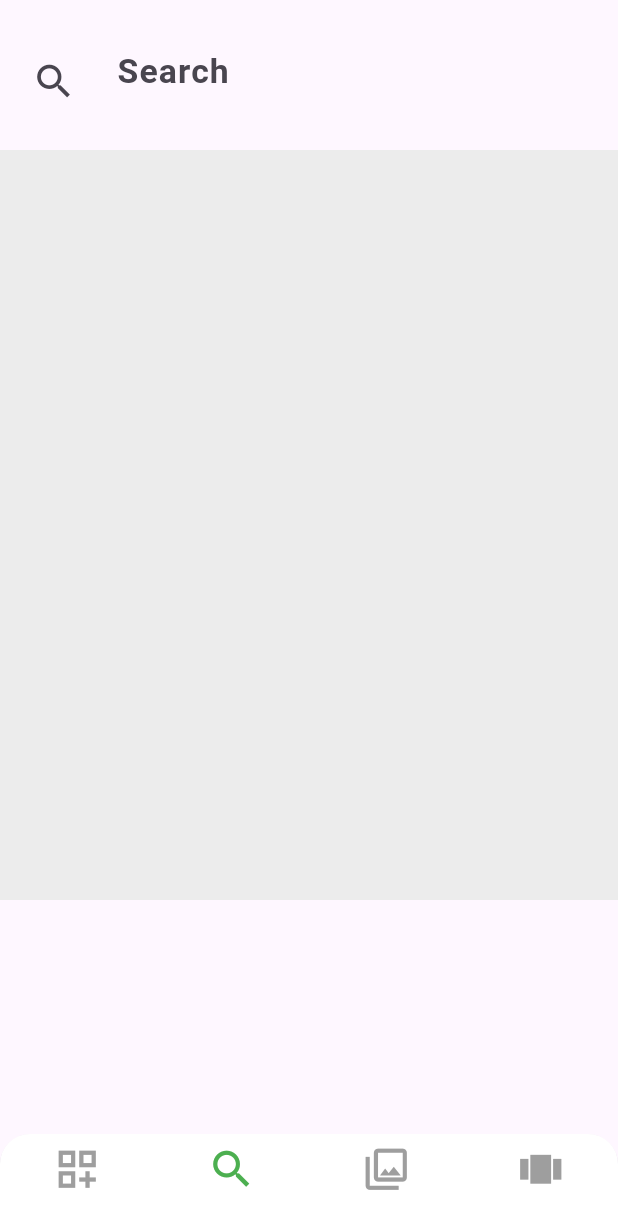
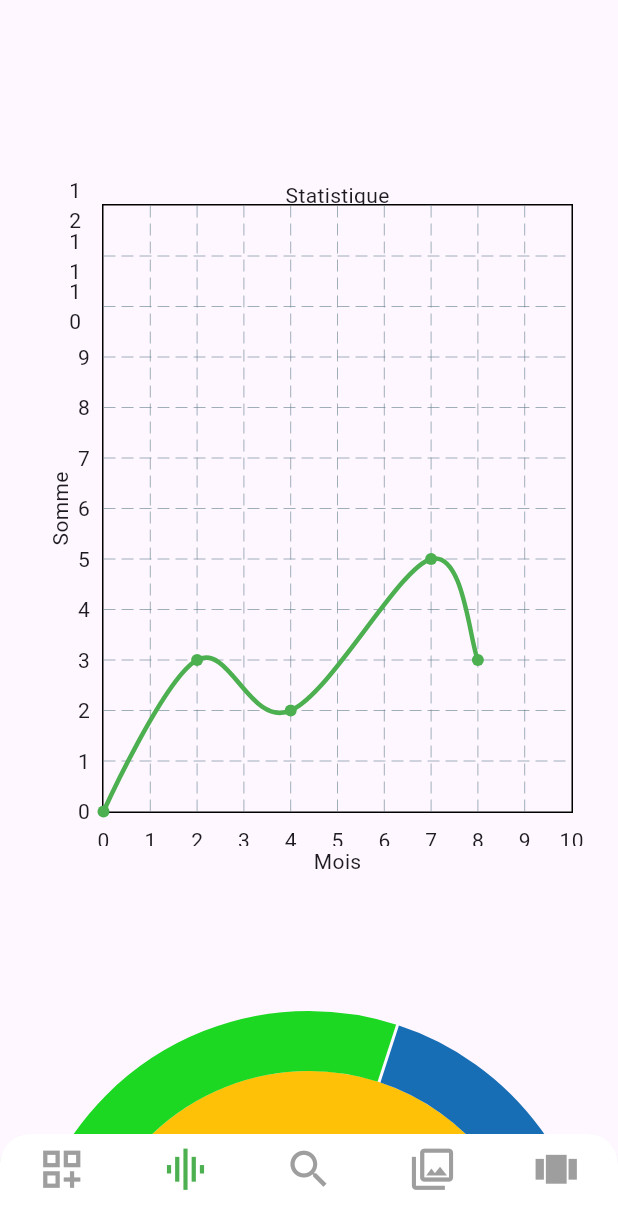
Before and after one commit to salif18/learn_widget_flutter, a Flutter app: the screen it shows after launch, item 2 of the bottom bar chosen, on a phone screen of 412 x 824 dp. Shown: the top 1229 px of the screen. Run offline on Flutter 3.47's test engine with Material 3 defaults, Android fonts, the phone set to English and light mode, and no system bars; drawn by our look-alikes of fl_chart; our stand-ins replace carousel_slider, cloud_firestore, dots_indicator, google_fonts; accounts and stored records are empty.

```diff
--- a/learn/lib/main.dart
+++ b/learn/lib/main.dart
@@ -1,4 +1,5 @@
 import "package:flutter/material.dart";
+import 'package:learn_flutter/screens/statistiques/stats.dart';
 import 'package:learn_flutter/widgets/BottomTabNavigation/bottomNavigation.dart';
 import 'package:learn_flutter/screens/galeries/galeries_mode_tabbarview.dart';
 import 'package:learn_flutter/screens/carousels/caroussel.dart';
@@ -38,6 +39,7 @@ class _MyAppState extends State<MyApp> {
           drawer: const MyDrawer(),
           body: [
             MyHome(keydrawer: _keydrawer),
+            const Statistics(),
             const MySearch(),
             const MyPhotos(),
             const MyCarouselExample()
--- /dev/null
+++ b/learn/lib/screens/statistiques/stats.dart
@@ -0,0 +1,24 @@
+import 'package:flutter/material.dart';
+import 'package:learn_flutter/widgets/graphique/linechart.dart';
+import 'package:learn_flutter/widgets/graphique/piechart.dart';
+
+class Statistics extends StatelessWidget {
+  const Statistics({super.key});
+
+  @override
+  Widget build(BuildContext context) {
+    return Scaffold(
+      body: SafeArea(
+        child: SingleChildScrollView(
+          child: Column(
+            crossAxisAlignment: CrossAxisAlignment.center,
+            children: [
+              MyLineCart(),
+              MyPieChart()
+            ],
+          ),
+        ),
+      ),
+    );
+  }
+}
--- a/learn/lib/widgets/BottomTabNavigation/bottomNavigation.dart
+++ b/learn/lib/widgets/BottomTabNavigation/bottomNavigation.dart
@@ -22,7 +22,9 @@ class MyBottomNavigationBarState extends StatelessWidget {
         BottomNavigationBarItem(
             icon: Icon(Icons.dashboard_customize_outlined, size: 33),
             label: ''),
-
+        BottomNavigationBarItem(
+          icon:Icon(Icons.graphic_eq, size: 33,), label:""
+        ),
         BottomNavigationBarItem(
           icon: Icon(Icons.search, size: 33), label: '',
           ),
--- /dev/null
+++ b/learn/lib/widgets/graphique/linechart.dart
@@ -0,0 +1,56 @@
+import 'package:fl_chart/fl_chart.dart';
+import 'package:flutter/material.dart';
+
+
+class MyLineCart extends StatelessWidget {
+  const MyLineCart({super.key});
+
+  @override
+  Widget build(BuildContext context) {
+    return Padding(
+      padding:EdgeInsets.only(top:100, left: 15, right: 15),
+      child:Container(
+        height: 500,
+        padding: EdgeInsets.symmetric(horizontal: 15, vertical: 20),
+        alignment:Alignment.center ,
+
+         child:LineChart(
+          LineChartData(
+            minX: 0, maxX: 10, minY: 0, maxY: 12,
+            titlesData: FlTitlesData(
+              topTitles: AxisTitles(
+                sideTitles: SideTitles(showTitles: false),
+                axisNameWidget: Text('Statistique')
+              ),
+              rightTitles: AxisTitles(
+                sideTitles: SideTitles(showTitles: false),
+              ),
+              leftTitles: AxisTitles(
+                sideTitles: SideTitles(showTitles: true),
+                axisNameWidget: Text("Somme")
+              ),
+              bottomTitles: AxisTitles(
+                sideTitles: SideTitles(showTitles: true),
+                axisNameWidget: Text("Mois")
+              )
+            ),
+            lineBarsData: [
+              LineChartBarData(
+                isCurved: true,
+                barWidth: 3,
+                color:Colors.green,
+                spots: [
+                  FlSpot(0, 0),
+                  FlSpot(2, 3),
+                  FlSpot(4, 2),
+                  FlSpot(7, 5),
+                  FlSpot(8, 3),
+                ]
+              )
+            ]
+          )
+         )
+        )
+    );
+  }
+}
--- /dev/null
+++ b/learn/lib/widgets/graphique/piechart.dart
@@ -0,0 +1,42 @@
+import 'package:fl_chart/fl_chart.dart';
+import 'package:flutter/material.dart';
+
+class MyPieChart extends StatelessWidget {
+  const MyPieChart({super.key});
+
+  @override
+  Widget build(BuildContext context) {
+    return Padding(padding: EdgeInsets.all(15),
+      child: Container(
+        height: 500,
+        child: PieChart(
+          PieChartData(
+            centerSpaceColor: Colors.amber,
+            sections: [
+            PieChartSectionData(
+                 value: 40,
+                 radius: 40,
+                 color: const Color.fromARGB(255, 28, 216, 34),
+                 title: "Naissance"
+            ),
+             PieChartSectionData(
+                 value: 10,
+                 radius: 40,
+                 showTitle: true,
+                 color: const Color.fromARGB(255, 24, 110, 180),
+                 title: "mortalite",
+
+            ),
+            //  PieChartSectionData(
+            //      value: 30,
+            //      radius: 40,
+            //      color: const Color.fromARGB(255, 209, 42, 30),
+            //      title: "Naissance"
+            // )
+            ]
+          )
+        ),
+      ),
+    );
+  }
+}
--- a/learn/pubspec.yaml
+++ b/learn/pubspec.yaml
@@ -41,6 +41,7 @@ dependencies:
   carousel_slider: ^4.2.1
   dots_indicator: ^2.0.0
   video_player: ^2.8.1
+  fl_chart: ^0.66.0
 
 dev_dependencies:
   flutter_test:
```
Also changed, not shown: learn/pubspec.lock.
